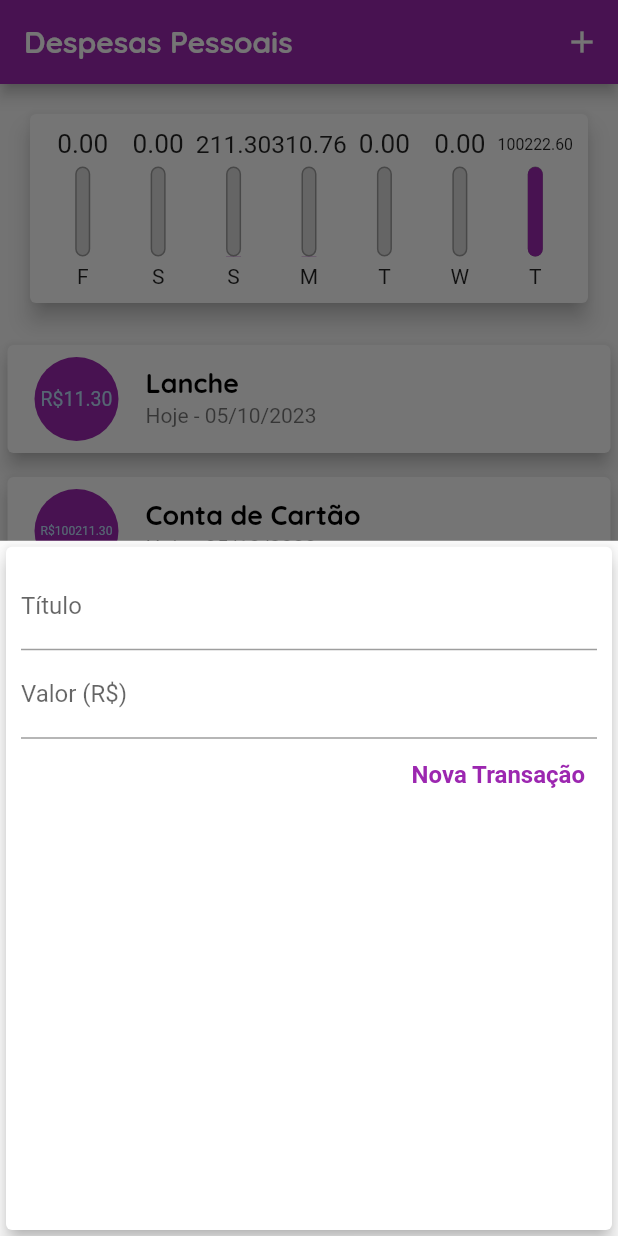
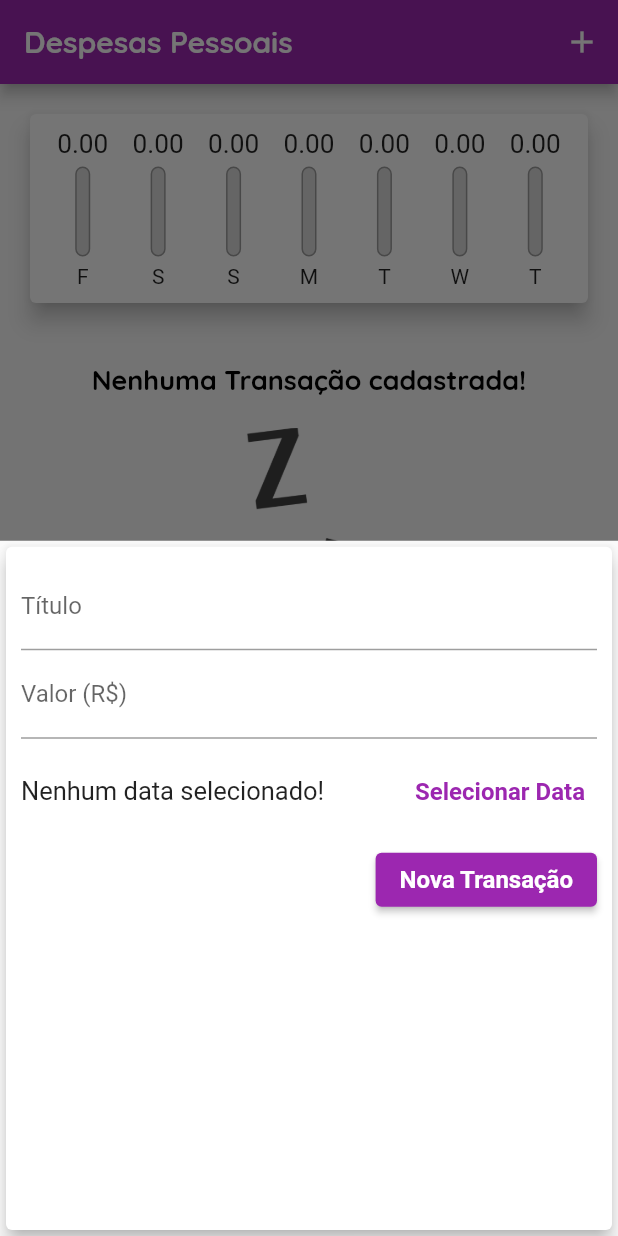
Before and after one commit to hantonny/ExpensesApp-Curso-de-Dart-Flutter, a Flutter app: the screen it shows after launch, after a tap on the "add" icon, on a phone screen of 412 x 824 dp. Run offline on Flutter 3.47's test engine with Material 2 defaults, Android fonts, the phone set to English and light mode, and no system bars.

Commit message:
Selecionar a Data

```diff
--- a/lib/components/chart.dart
+++ b/lib/components/chart.dart
@@ -54,8 +54,9 @@ class Chart extends StatelessWidget {
               child: ChartBar(
                 label: tr['day'].toString(),
                 value: double.parse(tr['value'].toString()),
-                percentage:
-                    double.parse(tr['value'].toString()) / _weekTotalValue,
+                percentage: _weekTotalValue == 0
+                    ? 0
+                    : double.parse(tr['value'].toString()) / _weekTotalValue,
               ),
             );
           }).toList(),
--- a/lib/components/transaction_form.dart
+++ b/lib/components/transaction_form.dart
@@ -1,7 +1,8 @@
 import 'package:flutter/material.dart';
+import 'package:intl/intl.dart';
 
 class TransactionForm extends StatefulWidget {
-  final void Function(String, double) onSubmit;
+  final void Function(String, double, DateTime) onSubmit;
 
   TransactionForm(this.onSubmit);
 
@@ -10,18 +11,37 @@ class TransactionForm extends StatefulWidget {
 }
 
 class _TransactionFormState extends State<TransactionForm> {
-  final titleController = TextEditingController();
+  final _titleController = TextEditingController();
 
-  final valueController = TextEditingController();
+  final _valueController = TextEditingController();
+
+  DateTime _selectedDate = DateTime.now();
 
   _submitForm() {
-    final title = titleController.text;
-    final value = double.tryParse(valueController.text) ?? 0.0;
+    final title = _titleController.text;
+    final value = double.tryParse(_valueController.text) ?? 0.0;
 
-    if (title.isEmpty || value <= 0) {
+    if (title.isEmpty || value <= 0 || _selectedDate == null) {
       return;
     }
-    widget.onSubmit(title, value);
+    widget.onSubmit(title, value, _selectedDate);
+  }
+
+  _showDatePicker() {
+    showDatePicker(
+      context: context,
+      initialDate: DateTime.now(),
+      firstDate: DateTime(2023),
+      lastDate: DateTime.now(),
+    ).then((pickedDate) {
+      if (pickedDate == null) {
+        return null;
+      }
+
+      setState(() {
+        _selectedDate = pickedDate;
+      });
+    });
   }
 
   @override
@@ -33,30 +53,59 @@ class _TransactionFormState extends State<TransactionForm> {
         child: Column(
           children: <Widget>[
             TextField(
-              controller: titleController,
+              controller: _titleController,
               onSubmitted: (_) => _submitForm(),
               decoration: InputDecoration(
                 labelText: 'Título',
               ),
             ),
             TextField(
-              controller: valueController,
+              controller: _valueController,
               onSubmitted: (_) => _submitForm(),
               keyboardType: TextInputType.numberWithOptions(decimal: true),
               decoration: InputDecoration(
                 labelText: 'Valor (R\$)',
               ),
             ),
+            Container(
+              height: 70,
+              child: Row(
+                children: <Widget>[
+                  Expanded(
+                    child: Text(
+                      _selectedDate == DateTime.now()
+                          ? 'Nenhum data selecionado!'
+                          : 'Data Selecionada: ${DateFormat('dd/M/y').format(_selectedDate)}',
+                      style: TextStyle(
+                        fontWeight: FontWeight.normal,
+                        fontSize: 17,
+                      ),
+                    ),
+                  ),
+                  TextButton(
+                    child: Text(
+                      'Selecionar Data',
+                      style: TextStyle(
+                          fontWeight: FontWeight.bold,
+                          fontSize: 16,
+                          color: Theme.of(context).colorScheme.primary),
+                    ),
+                    onPressed: _showDatePicker,
+                  )
+                ],
+              ),
+            ),
             Row(
               mainAxisAlignment: MainAxisAlignment.end,
               children: [
-                TextButton(
+                ElevatedButton(
                   child: Text(
                     'Nova Transação',
                     style: TextStyle(
-                        fontWeight: FontWeight.bold,
-                        fontSize: 16,
-                        color: Colors.purple),
+                      fontWeight: FontWeight.bold,
+                      fontSize: 16,
+                      color: Colors.white,
+                    ),
                   ),
                   onPressed: _submitForm,
                 ),
--- a/lib/main.dart
+++ b/lib/main.dart
@@ -47,36 +47,36 @@ class MyHomePage extends StatefulWidget {
 
 class _MyHomePageState extends State<MyHomePage> {
   final List<Transaction> _transactions = [
-    Transaction(
-      id: 't0',
-      title: 'Conta Antiga',
-      value: 400.00,
-      date: DateTime.now().subtract(Duration(days: 33)),
-    ),
-    Transaction(
-      id: 't1',
-      title: 'Novo Tênis de Corrida',
-      value: 310.76,
-      date: DateTime.now().subtract(Duration(days: 3)),
-    ),
-    Transaction(
-      id: 't2',
-      title: 'Conta de Luz',
-      value: 211.30,
-      date: DateTime.now().subtract(Duration(days: 4)),
-    ),
-    Transaction(
-      id: 't3',
-      title: 'Conta de Cartão',
-      value: 100211.30,
-      date: DateTime.now(),
-    ),
-    Transaction(
-      id: 't4',
-      title: 'Lanche',
-      value: 11.30,
-      date: DateTime.now(),
-    ),
+    // Transaction(
+    //   id: 't0',
+    //   title: 'Conta Antiga',
+    //   value: 400.00,
+    //   date: DateTime.now().subtract(Duration(days: 33)),
+    // ),
+    // Transaction(
+    //   id: 't1',
+    //   title: 'Novo Tênis de Corrida',
+    //   value: 310.76,
+    //   date: DateTime.now().subtract(Duration(days: 3)),
+    // ),
+    // Transaction(
+    //   id: 't2',
+    //   title: 'Conta de Luz',
+    //   value: 211.30,
+    //   date: DateTime.now().subtract(Duration(days: 4)),
+    // ),
+    // Transaction(
+    //   id: 't3',
+    //   title: 'Conta de Cartão',
+    //   value: 100211.30,
+    //   date: DateTime.now(),
+    // ),
+    // Transaction(
+    //   id: 't4',
+    //   title: 'Lanche',
+    //   value: 11.30,
+    //   date: DateTime.now(),
+    // ),
   ];
 
   List<Transaction> get _recentTransactions {
@@ -96,12 +96,12 @@ class _MyHomePageState extends State<MyHomePage> {
     );
   }
 
-  _addTransaction(String title, double value) {
+  _addTransaction(String title, double value, DateTime date) {
     final newTransaction = Transaction(
       id: Random().nextDouble().toString(),
       title: title,
       value: value,
-      date: DateTime.now(),
+      date: date,
     );
     setState(() {
       _transactions.add(newTransaction);
```
